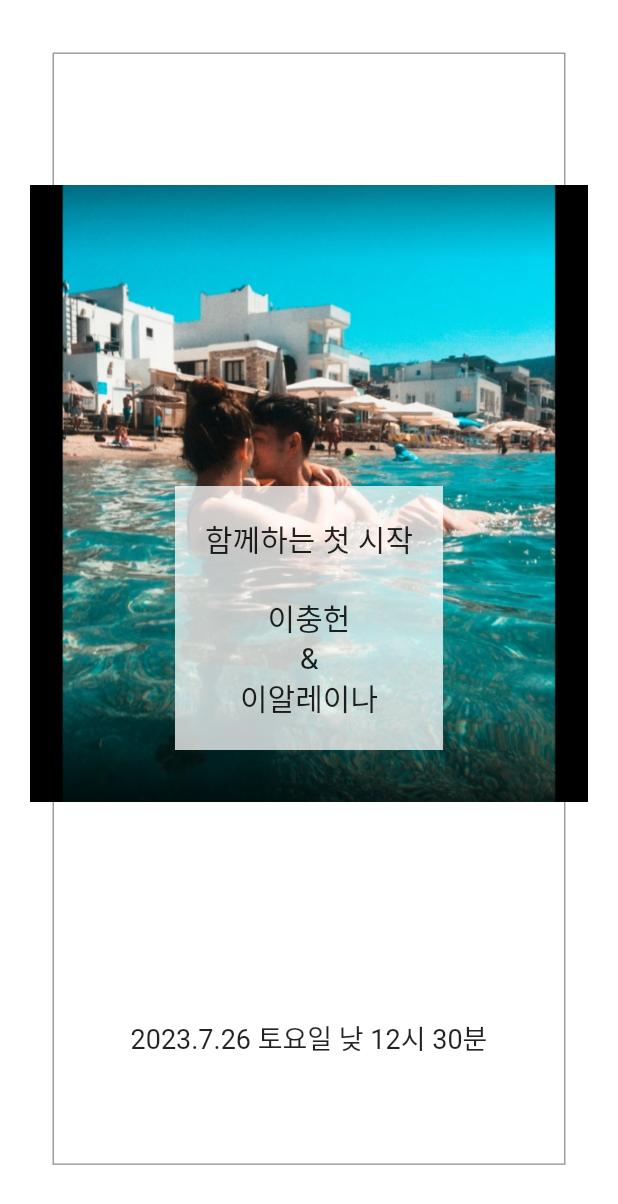
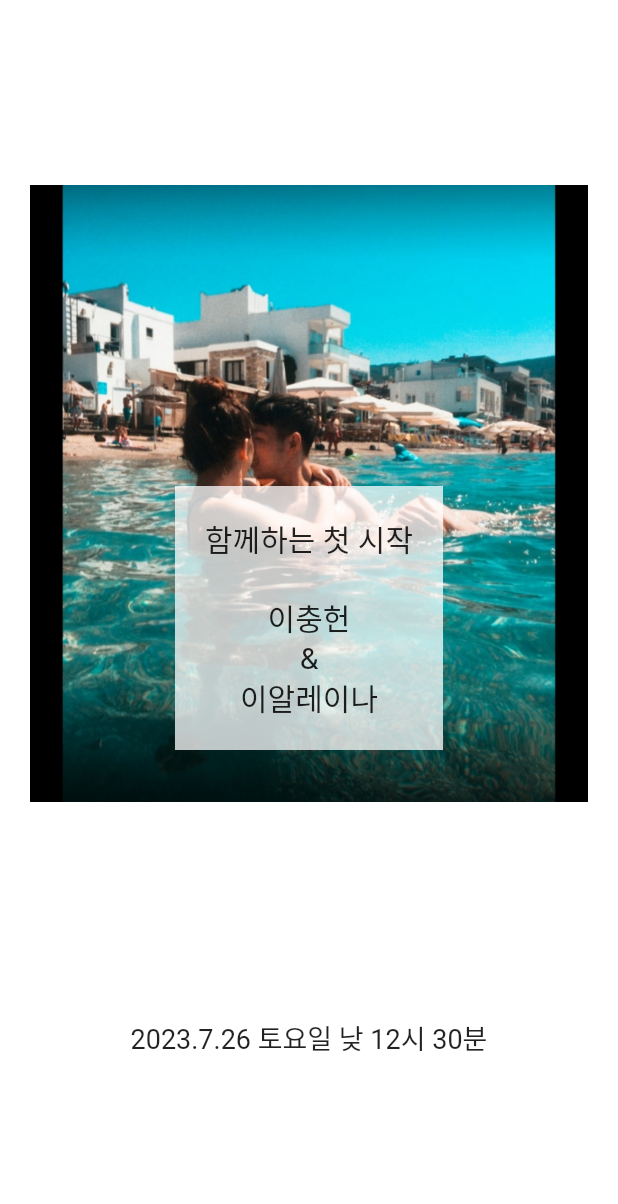
Before and after one commit to gtrrpc2001/wedding, a Flutter app: the Welcome widget shown alone on an empty page, opened directly, on a phone screen of 412 x 824 dp. Shown: the top 1204 px of the screen. Run offline on Flutter 3.47's test engine with Material 2 defaults, Android fonts, the light colour scheme and no system bars; drawn by our look-alikes of auto_size_text; missing offline and left inert: dart:html; Roboto replaces fonts that are missing (Eulyoo1945); statements that could not run were skipped.

Commit message:
Update welcome.dart

```diff
--- a/lib/widgets/welcome.dart
+++ b/lib/widgets/welcome.dart
@@ -47,7 +47,7 @@ class Welcome extends StatelessWidget {
     return Container(
       height: MediaQuery.of(context).size.height * 0.9,
       margin: const EdgeInsets.fromLTRB(15.0, 15.0, 15.0, 0.0),
-      decoration: BoxDecoration(border: Border.all(color: Colors.black38)),
+      decoration: BoxDecoration(border: Border.all(color: Colors.transparent)),
     );
   }
 
```
